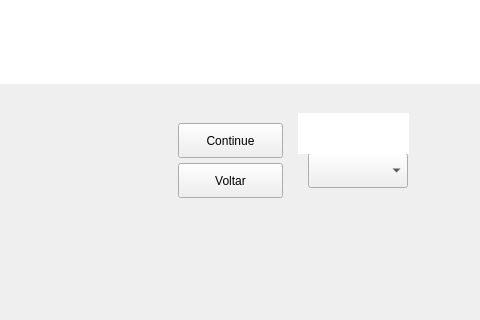
Above: ui/thirdwindow.ui from eriklemy/Detetive before the change; both pictures show x 442 to 922 and y 327 to 647 of the 1366 by 768 pixel window. Below: the same form after it.
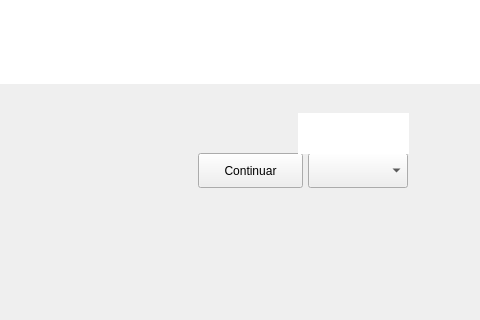
That is the form after the change.

```diff
--- a/ui/thirdwindow.ui
+++ b/ui/thirdwindow.ui
@@ -81,27 +81,14 @@
    <widget class="QPushButton" name="pushContinueButton">
     <property name="geometry">
      <rect>
-      <x>620</x>
-      <y>450</y>
+      <x>640</x>
+      <y>480</y>
       <width>105</width>
       <height>35</height>
      </rect>
     </property>
     <property name="text">
-     <string>Continue</string>
-    </property>
-   </widget>
-   <widget class="QPushButton" name="pushBackButton">
-    <property name="geometry">
-     <rect>
-      <x>620</x>
-      <y>490</y>
-      <width>105</width>
-      <height>35</height>
-     </rect>
-    </property>
-    <property name="text">
-     <string>Voltar</string>
+     <string>Continuar</string>
     </property>
    </widget>
    <widget class="QTextBrowser" name="textBrowser">
```
Left out of the diff: 1 changed line with no effect on the pictures.
